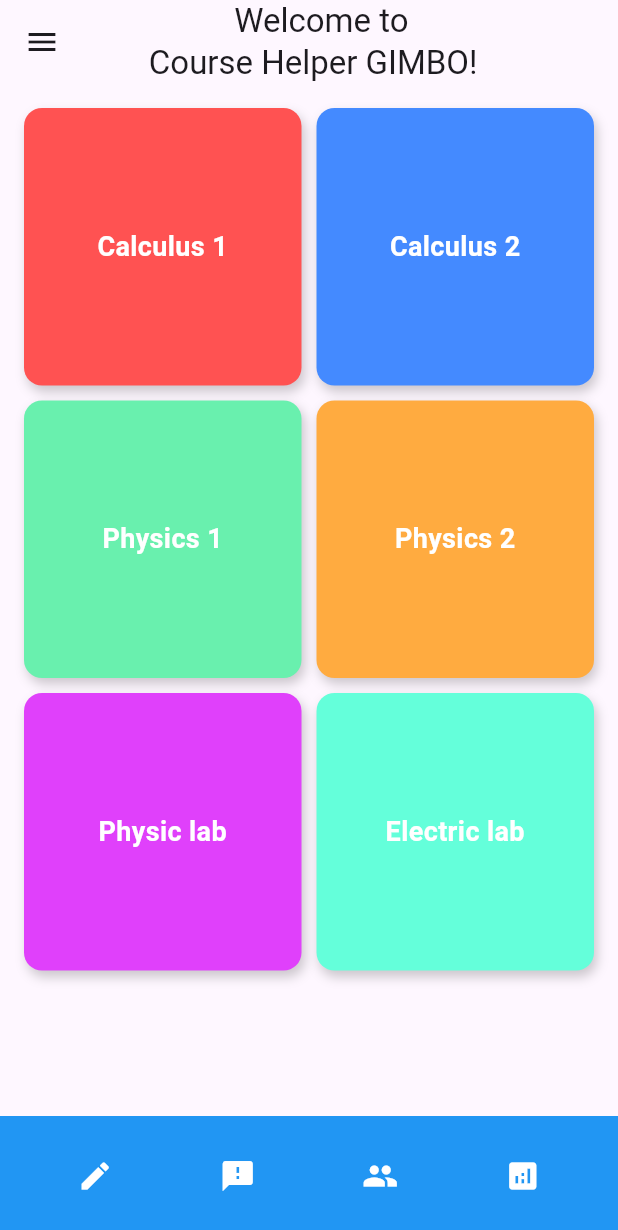
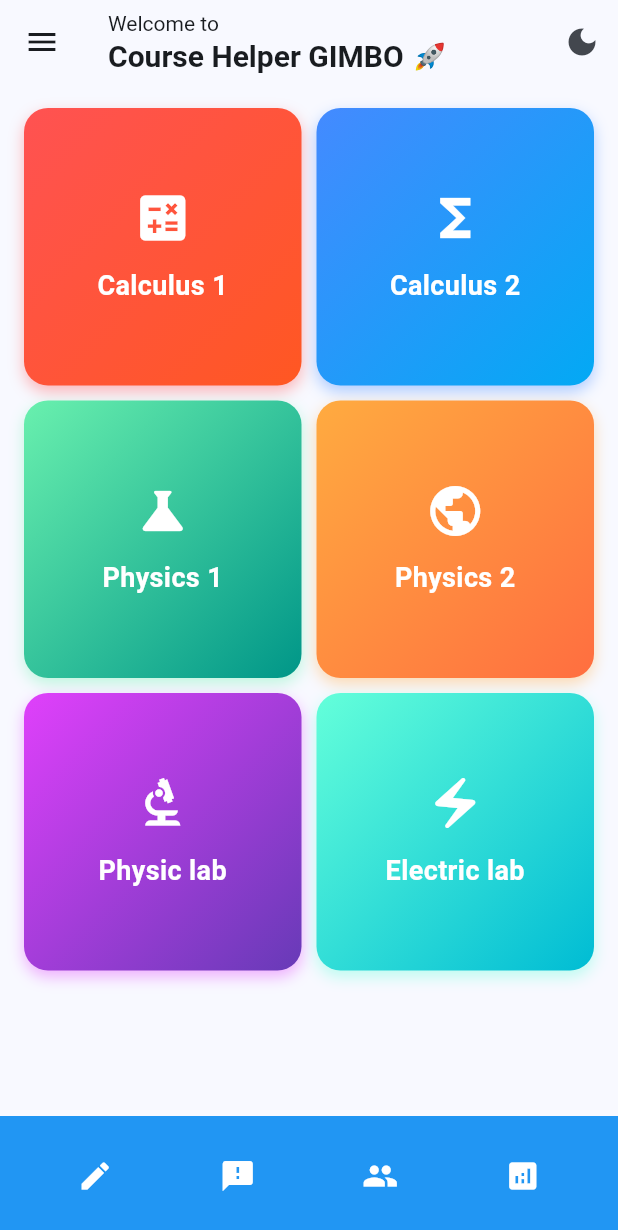
Before and after one commit to bostnishak/Gimbo-The-Course-Helper-Mobile-Application-, a Flutter app: the screen it shows after launch, on a phone screen of 412 x 824 dp. Shown: the top 1230 px of the screen. Run offline on Flutter 3.47's test engine with Material 3 defaults, Android fonts, the phone set to English and light mode, and no system bars; our stand-ins replace shared_preferences.

Commit message:
arayüz geliştirmesi

```diff
--- a/lib/home_page.dart
+++ b/lib/home_page.dart
@@ -4,6 +4,7 @@ import 'notes_page.dart';
 import 'TeachersPage.dart'; // Yeni sayfa import edildi.
 import 'AnalysisPage.dart';
 import 'FeedbackPage.dart';
+import 'main.dart'; // Tema değiştirici için import edildi
 
 class HomePage extends StatelessWidget {
   final List<String> courseNames = [
@@ -24,22 +25,34 @@ class HomePage extends StatelessWidget {
     ["Experiment 1", "Experiment 2", "Report Writing"],
   ];
 
-  final List<Color> boxColors = [
-    Colors.redAccent,
-    Colors.blueAccent,
-    Colors.greenAccent,
-    Colors.orangeAccent,
-    Colors.purpleAccent,
-    Colors.tealAccent,
+  final List<List<Color>> cardGradients = [
+    [Colors.redAccent, Colors.deepOrange],
+    [Colors.blueAccent, Colors.lightBlue],
+    [Colors.greenAccent, Colors.teal],
+    [Colors.orangeAccent, Colors.deepOrangeAccent],
+    [Colors.purpleAccent, Colors.deepPurple],
+    [Colors.tealAccent, Colors.cyan],
+  ];
+
+  final List<IconData> courseIcons = [
+    Icons.calculate,
+    Icons.functions,
+    Icons.science,
+    Icons.public,
+    Icons.biotech,
+    Icons.electric_bolt,
   ];
 
   @override
   Widget build(BuildContext context) {
     return Scaffold(
       appBar: AppBar(
-        title: Text(
-          '       Welcome to\n     Course Helper GIMBO!',
-          textAlign: TextAlign.center,
+        title: Column(
+          crossAxisAlignment: CrossAxisAlignment.start,
+          children: [
+            Text('Welcome to', style: TextStyle(fontSize: 14, fontWeight: FontWeight.w400)),
+            Text('Course Helper GIMBO 🚀', style: TextStyle(fontSize: 20, fontWeight: FontWeight.bold)),
+          ],
         ),
         leading: Builder(
           builder: (context) => IconButton(
@@ -47,6 +60,25 @@ class HomePage extends StatelessWidget {
             onPressed: () => Scaffold.of(context).openDrawer(),
           ),
         ),
+        actions: [
+          ValueListenableBuilder<ThemeMode>(
+            valueListenable: themeNotifier,
+            builder: (_, ThemeMode currentMode, __) {
+              return IconButton(
+                icon: Icon(
+                  currentMode == ThemeMode.light
+                      ? Icons.dark_mode
+                      : Icons.light_mode,
+                ),
+                onPressed: () {
+                  themeNotifier.value = currentMode == ThemeMode.light
+                      ? ThemeMode.dark
+                      : ThemeMode.light;
+                },
+              );
+            },
+          ),
+        ],
       ),
       drawer: _buildDrawer(context),
       body: Padding(
@@ -71,18 +103,30 @@ class HomePage extends StatelessWidget {
               ),
               child: Container(
                 decoration: BoxDecoration(
-                  color: boxColors[index],
-                  borderRadius: BorderRadius.circular(12),
+                  gradient: LinearGradient(
+                    colors: cardGradients[index],
+                    begin: Alignment.topLeft,
+                    end: Alignment.bottomRight,
+                  ),
+                  borderRadius: BorderRadius.circular(16),
                   boxShadow: [
                     BoxShadow(
-                      color: Colors.black.withOpacity(0.2),
-                      blurRadius: 6,
-                      offset: Offset(2, 4),
+                      color: cardGradients[index][0].withOpacity(0.4),
+                      blurRadius: 8,
+                      offset: Offset(0, 4),
                     ),
                   ],
                 ),
-                child: Center(
-                  child: Text(
+                child: Column(
+                  mainAxisAlignment: MainAxisAlignment.center,
+                  children: [
+                    Icon(
+                      courseIcons[index],
+                      size: 40,
+                      color: Colors.white,
+                    ),
+                    SizedBox(height: 12),
+                    Text(
                       courseNames[index],
                       style: TextStyle(
                         color: Colors.white,
@@ -91,6 +135,7 @@ class HomePage extends StatelessWidget {
                       ),
                       textAlign: TextAlign.center,
                     ),
+                  ],
                 ),
               ),
             );
--- a/lib/main.dart
+++ b/lib/main.dart
@@ -2,6 +2,8 @@ import 'package:flutter/material.dart';
 import 'dart:ui';
 import 'home_page.dart';
 import 'placeholder_page.dart';
+
+final ValueNotifier<ThemeMode> themeNotifier = ValueNotifier(ThemeMode.light);
 
 void main() {
   runApp(MyApp());
@@ -10,13 +12,31 @@ void main() {
 class MyApp extends StatelessWidget {
   @override
   Widget build(BuildContext context) {
-    return MaterialApp(
-      title: 'Main page',
-      theme: ThemeData(
-        primarySwatch: Colors.blue,
-      ),
-      debugShowCheckedModeBanner: false,
-      home: HomePage(),
+    return ValueListenableBuilder<ThemeMode>(
+      valueListenable: themeNotifier,
+      builder: (_, ThemeMode currentMode, __) {
+        return MaterialApp(
+          title: 'GIMBO Course Helper',
+          theme: ThemeData(
+            useMaterial3: true,
+            colorScheme: ColorScheme.fromSeed(
+              seedColor: Colors.blue,
+              brightness: Brightness.light,
+            ),
+          ),
+          darkTheme: ThemeData(
+            useMaterial3: true,
+            colorScheme: ColorScheme.fromSeed(
+              seedColor: Colors.blue,
+              brightness: Brightness.dark,
+              surface: const Color(0xFF121212),
+            ),
+          ),
+          themeMode: currentMode,
+          debugShowCheckedModeBanner: false,
+          home: HomePage(),
+        );
+      },
     );
   }
 }
```
Also changed, not shown: lib/AnalysisPage.dart (+14 -2 lines), lib/FeedbackPage.dart (+15 -3 lines), lib/TeachersPage.dart (+15 -2 lines), lib/course_page.dart (+17 -5 lines), lib/notes_page.dart (+14 -2 lines), 2 other files. Lines whose indentation alone changed are shown as unchanged.
